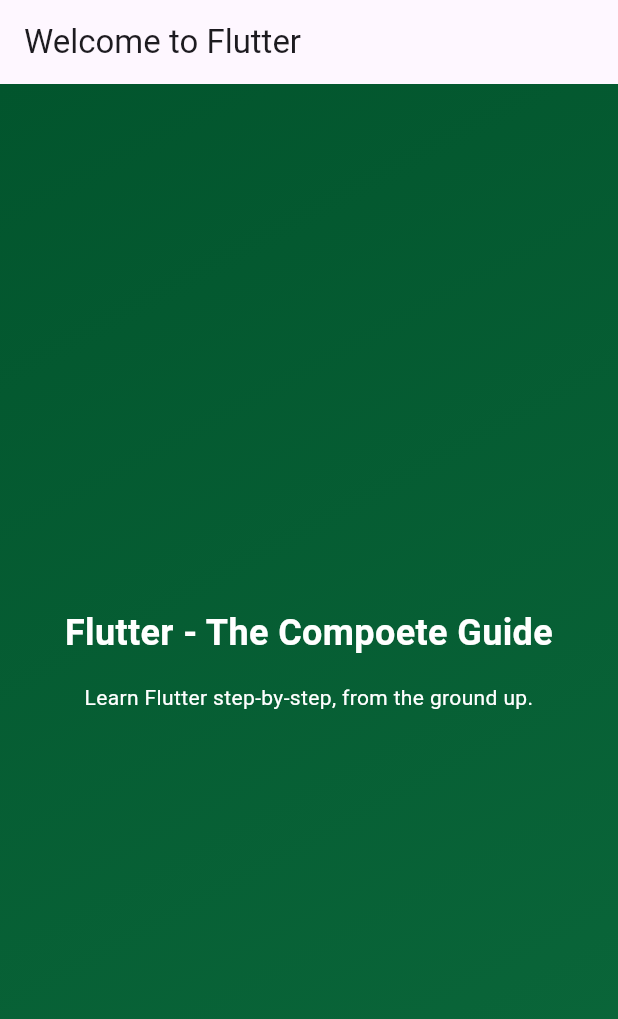
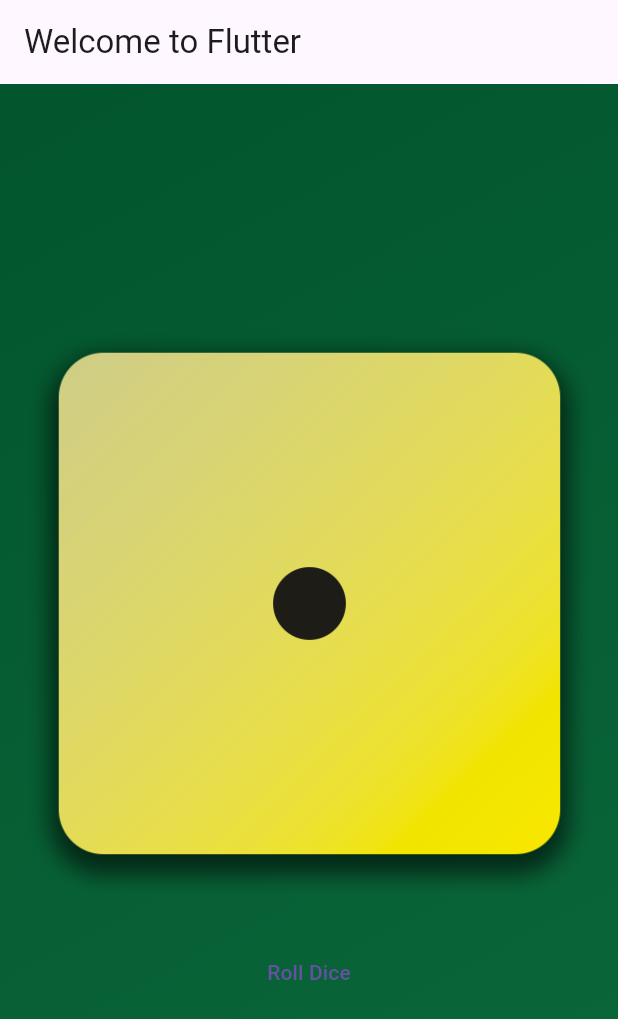
Before and after one commit to smvora4u/first_flutter_app, a Flutter app: the screen it shows after launch, on a phone screen of 412 x 824 dp. Shown: the top 1019 px of the screen. Run offline on Flutter 3.47's test engine with Material 3 defaults, Android fonts, the phone set to English and light mode, and no system bars.

Commit message:
Dice image added to UI for starting roll dice app

```diff
--- a/lib/gradient_container.dart
+++ b/lib/gradient_container.dart
@@ -1,4 +1,3 @@
-import 'package:first_app/text_node.dart';
 import 'package:flutter/material.dart';
 
 class GradientContainer extends StatelessWidget {
@@ -22,13 +21,16 @@ class GradientContainer extends StatelessWidget {
           end: Alignment.bottomRight,
         ),
       ),
-      child: const Column(
+      child: Column(
         mainAxisAlignment: MainAxisAlignment.center,
         crossAxisAlignment: CrossAxisAlignment.center,
         children: [
-          TextNode(24, 'Flutter - The Compoete Guide', FontWeight.bold, Colors.white),
-          SizedBox(height: 16),
-          TextNode(null, 'Learn Flutter step-by-step, from the ground up.', null, Colors.white),
+          Image.asset('assets/images/dice-1.png'),
+          const SizedBox(height: 28),
+          TextButton(
+            onPressed: () {},
+            child: const Text('Roll Dice'),
+          ),
         ],
       ),
     );
```
Also changed, not shown: pubspec.yaml (+7 -3 lines), assets/images/dice-1.png (added), assets/images/dice-2.png (added), assets/images/dice-3.png (added), assets/images/dice-4.png (added), assets/images/dice-5.png (added), assets/images/dice-6.png (added).
